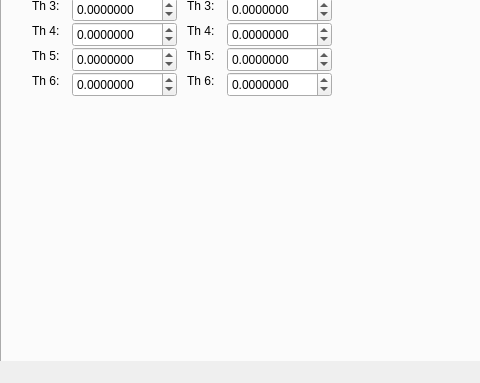
Before: the Qt Designer form catkin_ws/src/hri/justina_gui/src/MainWindow.ui in RobotJustina/JUSTINA, drawn with Qt 5; both pictures show x 0 to 480 and y 146 to 529 of the 640 by 529 pixel window.
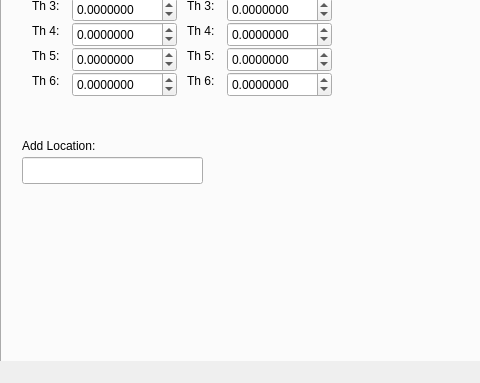
After: the same form once the commit is applied. The open tabs and pages were chosen to show the change.

Commit message: Add function addLocation to mvn_pln. Add corresponding functions and controls in JustinaNavigation and justina_gui

Diff of the .ui file:
```diff
--- a/catkin_ws/src/hri/justina_gui/src/MainWindow.ui
+++ b/catkin_ws/src/hri/justina_gui/src/MainWindow.ui
@@ -2129,6 +2129,29 @@
        <double>0.100000000000000</double>
       </property>
      </widget>
+     <widget class="QLabel" name="navLblAddLoc">
+      <property name="geometry">
+       <rect>
+        <x>20</x>
+        <y>240</y>
+        <width>101</width>
+        <height>17</height>
+       </rect>
+      </property>
+      <property name="text">
+       <string>Add Location:</string>
+      </property>
+     </widget>
+     <widget class="QLineEdit" name="navTxtAddLoc">
+      <property name="geometry">
+       <rect>
+        <x>20</x>
+        <y>260</y>
+        <width>181</width>
+        <height>27</height>
+       </rect>
+      </property>
+     </widget>
     </widget>
    </widget>
   </widget>
```
Left out of the diff: 4 changed lines with no effect on the pictures. The commit also changes 8 other files.
